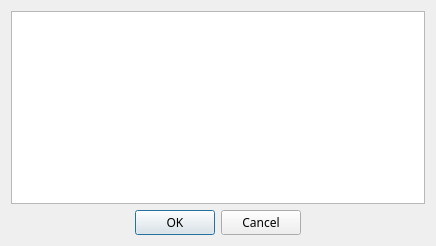
First picture: the form in not1mm/data/pickcontest.ui, repository mbridak/not1mm, before the edit.
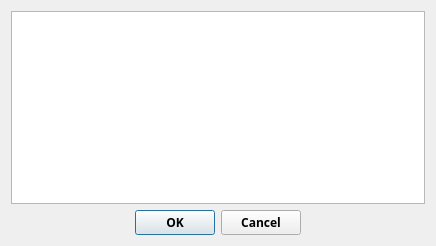
Second picture: the form after the edit.

Commit message: @mbridak Add font weight property to UI files for consistency

Diff of the .ui file:
```diff
--- a/not1mm/data/pickcontest.ui
+++ b/not1mm/data/pickcontest.ui
@@ -13,6 +13,7 @@
   <property name="font">
    <font>
     <family>JetBrains Mono</family>
+    <weight>100</weight>
    </font>
   </property>
   <property name="windowTitle">
```
The commit also changes 14 other files.
